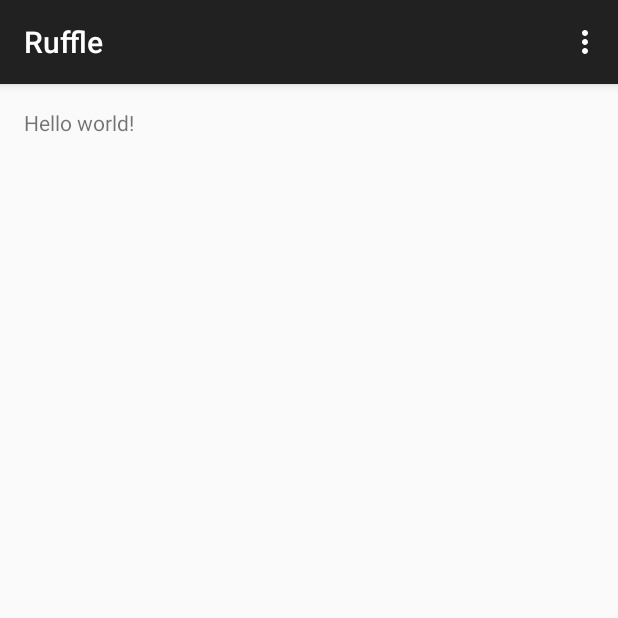
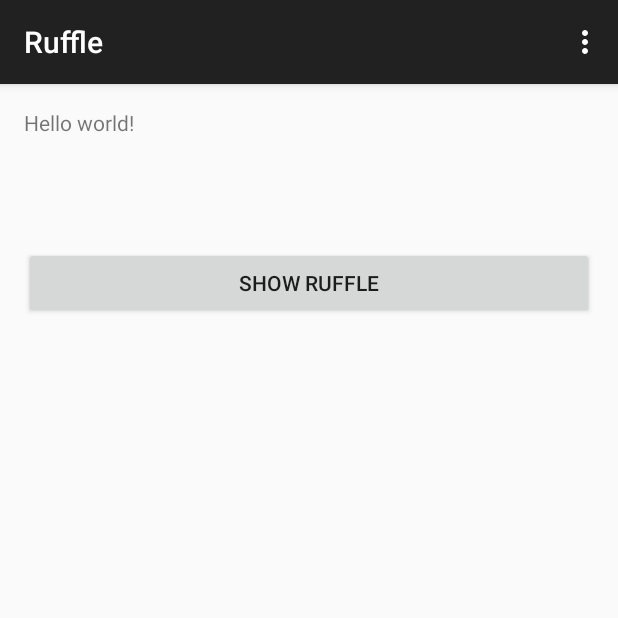
Before and after one commit to matt-way/ruffle, an Android app: the screen it shows after launch (MainActivity), on a phone screen of 412 x 824 dp, the top half of it. Run offline under Robolectric (Android 15) with nearby library versions, the phone set to English and light mode, and no system bars.

Commit message:
basic transition working

```diff
--- a/apps/android/app/build.gradle
+++ b/apps/android/app/build.gradle
@@ -22,4 +22,5 @@ android {
 dependencies {
     compile fileTree(dir: 'libs', include: ['*.jar'])
     compile 'com.android.support:appcompat-v7:22.0.0'
+    compile 'com.android.support:support-v4:22.0.0'
 }
--- a/apps/android/app/src/main/AndroidManifest.xml
+++ b/apps/android/app/src/main/AndroidManifest.xml
@@ -16,6 +16,11 @@
                 <category android:name="android.intent.category.LAUNCHER" />
             </intent-filter>
         </activity>
+        <activity
+            android:name=".ViewRuffleActivity"
+            android:configChanges="orientation|keyboardHidden|screenSize"
+            android:label="ViewRuffle">
+        </activity>
     </application>
 
 </manifest>
--- a/apps/android/app/src/main/res/layout/activity_main.xml
+++ b/apps/android/app/src/main/res/layout/activity_main.xml
@@ -6,6 +6,22 @@
     android:paddingBottom="@dimen/activity_vertical_margin" tools:context=".MainActivity">
 
     <TextView android:text="@string/hello_world" android:layout_width="wrap_content"
-        android:layout_height="wrap_content" />
+        android:layout_height="wrap_content"
+        android:id="@+id/textView" />
+
+    <Button
+        android:layout_width="wrap_content"
+        android:layout_height="wrap_content"
+        android:text="Show Ruffle"
+        android:id="@+id/btnShow"
+        android:layout_below="@+id/textView"
+        android:layout_alignParentLeft="true"
+        android:layout_alignParentStart="true"
+        android:layout_marginTop="73dp"
+        android:layout_alignParentRight="true"
+        android:layout_alignParentEnd="true"
+        android:clickable="true"
+        android:onClick="showRuffle" />
+
 
 </RelativeLayout>
```
Also changed, not shown: apps/android/app/src/main/java/ruffle/app/MainActivity.java (+7 -0 lines), apps/android/app/src/main/java/ruffle/app/ViewRuffleActivity.java (added, +26 -0 lines), apps/android/app/src/main/res/layout/activity_view_ruffle.xml (added, +14 -0 lines), apps/android/app/src/main/res/drawable/cat.png (added), 2 other files.
